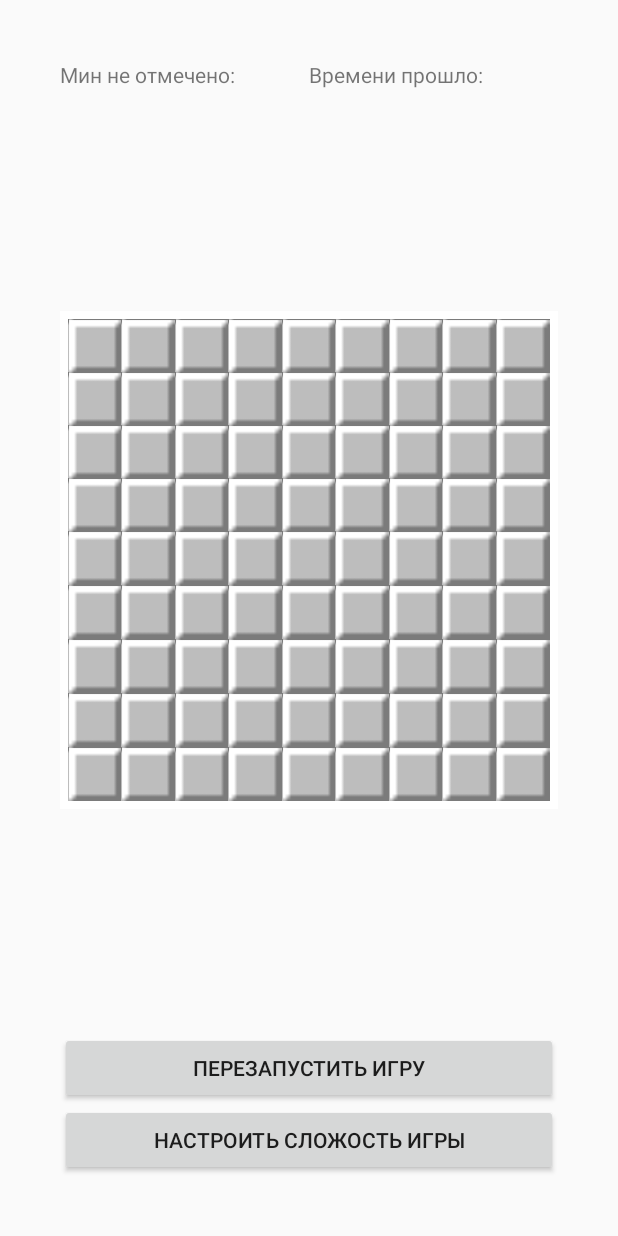
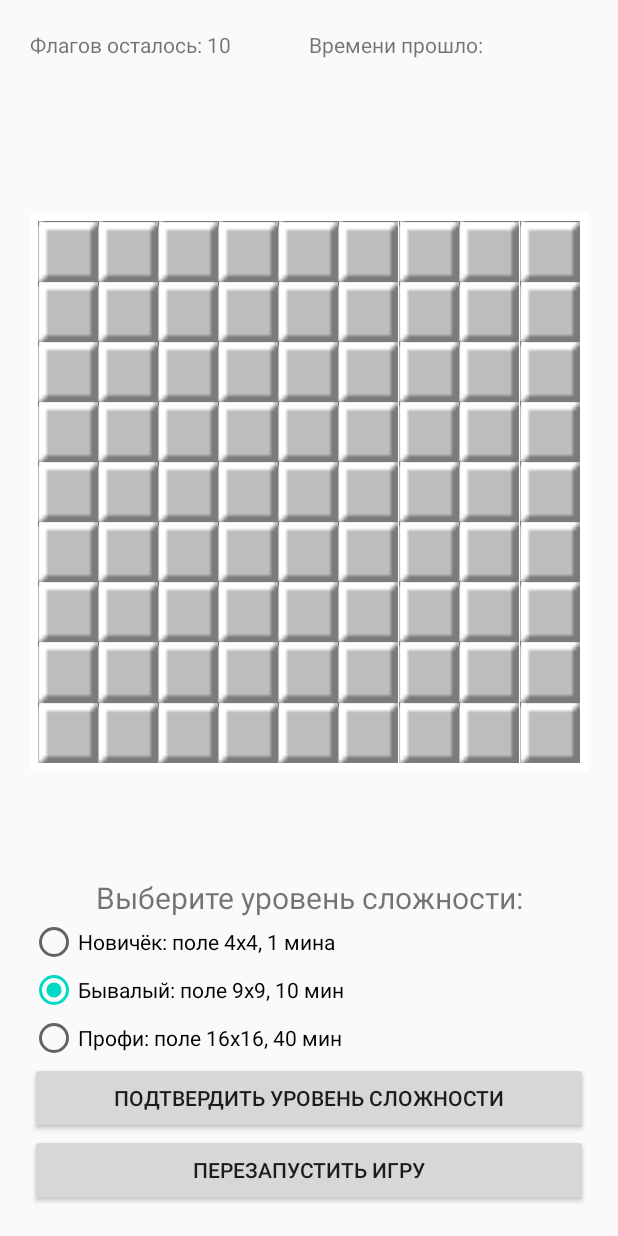
Before and after one commit to mrkiriss/-ombat_engineer, an Android app: the screen it shows after launch (CellsActivity), after a tap on "ПЕРЕЗАПУСТИТЬ ИГРУ", on a phone screen of 412 x 824 dp. Run offline under Robolectric (Android 15) with nearby library versions, the phone set to English and light mode, and no system bars.

Commit message:
Added everything except weak functions

```diff
--- a/app/build.gradle
+++ b/app/build.gradle
@@ -21,4 +21,5 @@ android {
 dependencies {
     implementation 'androidx.appcompat:appcompat:1.2.0'
     implementation 'androidx.gridlayout:gridlayout:1.0.0'
+    implementation 'com.google.android.material:material:1.2.1'
 }
--- a/app/src/main/java/ru/samsung/itschool/book/cells/CellsActivity.java
+++ b/app/src/main/java/ru/samsung/itschool/book/cells/CellsActivity.java
@@ -1,7 +1,6 @@
 package ru.samsung.itschool.book.cells;
 
 import android.content.Context;
-import android.graphics.Color;
 import android.graphics.drawable.Drawable;
 import android.os.Build;
 import android.os.Bundle;
@@ -13,8 +12,8 @@ import android.view.View.OnLongClickListener;
 import android.view.ViewGroup;
 import android.widget.Button;
 import android.widget.GridLayout;
-
-import javax.swing.*;
+import android.widget.RadioGroup;
+import android.widget.TextView;
 
 import androidx.annotation.RequiresApi;
 import androidx.appcompat.app.AppCompatActivity;
@@ -30,10 +29,17 @@ public class CellsActivity extends AppCompatActivity {
     public int number_of_flags=0;
     public int number_of_opened_cells=0;
 
-    public int values[][] = new int[HEIGHT][WIDTH]; // массив карты {-1 - мина, i>=0 - количество мин-соседей}
-    private Button[][] cells = new Button[HEIGHT][WIDTH];
-    public boolean flags[][] = new boolean[HEIGHT][WIDTH];
-    public boolean opened[][] = new boolean[HEIGHT][WIDTH];
+    public int WIDTH_MAX = 40; // переменные для динамического пользовательского изменения параметров поля
+    public int HEIGHT_MAX  = 40;
+
+    public int WIDTH_NEW = 9; // переменные для динамического пользовательского изменения параметров поля
+    public int HEIGHT_NEW  = 9;
+    public int NUMBER_OF_MINES_NEW  = 10;
+
+    public int values[][] = new int[HEIGHT_MAX][WIDTH_MAX]; // массив карты {-1 - мина, i>=0 - количество мин-соседей}
+    private Button[][] cells = new Button[HEIGHT_MAX][WIDTH_MAX];
+    public boolean flags[][] = new boolean[HEIGHT_MAX][WIDTH_MAX];
+    public boolean opened[][] = new boolean[HEIGHT_MAX][WIDTH_MAX];
 
     @RequiresApi(api = Build.VERSION_CODES.LOLLIPOP)
     @Override
@@ -41,7 +47,6 @@ public class CellsActivity extends AppCompatActivity {
         super.onCreate(savedInstanceState);
         setContentView(R.layout.new_interface);
         makeCells();
-
     }
 
     @RequiresApi(api = Build.VERSION_CODES.LOLLIPOP)
@@ -49,16 +54,23 @@ public class CellsActivity extends AppCompatActivity {
     public void resetMap (View v) {
         final GridLayout cellsLayout = (GridLayout) findViewById(R.id.CellsLayout);
 
-        for (int i = 0; i < HEIGHT; i++)
-            for (int j = 0; j < WIDTH; j++) {
+        for (int i = 0; i < HEIGHT_MAX; i++)
+            for (int j = 0; j < WIDTH_MAX; j++) {
                 values[i][j] = 0;
                 flags[i][j] = false;
                 //cells[i][j]=0;
                 opened[i][j] = false;
             }
+        WIDTH = WIDTH_NEW ;
+        HEIGHT  = HEIGHT_NEW;
+        NUMBER_OF_MINES  = NUMBER_OF_MINES_NEW;
         first_click_made = false;
         number_of_flags = 0;
+        TextView text = findViewById(R.id.mines_score);
+        text.setText("Флагов осталось: " + String.valueOf(NUMBER_OF_MINES));
         number_of_opened_cells = 0;
+        text = findViewById(R.id.game_result);
+        text.setText("");
         makeCells();
     }
 
@@ -84,7 +96,7 @@ public class CellsActivity extends AppCompatActivity {
     void generate() {
 
         // заполняем массив карты минами и количеством соседних мин
-        int k = 1;
+        int k = 0;
         while (k < NUMBER_OF_MINES) {
             Double yd = Math.random() * HEIGHT, xd = Math.random() * WIDTH;
             int y = yd.intValue() % HEIGHT, x = xd.intValue() % WIDTH;
@@ -105,29 +117,6 @@ public class CellsActivity extends AppCompatActivity {
                 values[i][j]=countNumberNearbyMines(i,j);
             }
         }
-
-        // вывод всех значений в клетки
-        /*
-        for (int i = 0; i < HEIGHT; i++){
-            for (int j = 0; j < WIDTH; j++) {
-                String val;
-                switch (values[i][j]){
-                    case -1:
-                        val="*";
-                        break;
-                    case 0:
-                        val="";
-                        break;
-                    default:
-                        val=String.valueOf(values[i][j]);
-                        break;
-                }
-                cells[i][j].setText(val);
-            }
-        }
-
-         */
-
     }
 
     int getX(View v) {
@@ -138,25 +127,60 @@ public class CellsActivity extends AppCompatActivity {
         return Integer.parseInt(((String) v.getTag()).split(",")[0]);
     }
 
-    // выполняет прекращение игры
-    void endGame(){
+    // выполняет прекращение игры - поражение
+    @RequiresApi(api = Build.VERSION_CODES.JELLY_BEAN)
+    void endGame(int y, int x){
+        final GridLayout cellsLayout = (GridLayout) findViewById(R.id.CellsLayout);
+        Drawable drawable;
+        drawable = cellsLayout.getResources().getDrawable(R.drawable.end_mine);
+        cells[y][x].setBackground(drawable);
+        values[y][x]=0;
 
+        for (int i = 0; i < HEIGHT; i++) {
+            for (int j = 0; j < WIDTH; j++) {
+                opened[i][j] = true;
+                if (values[i][j] == -1 && !flags[i][j]) {
+                    drawable = cellsLayout.getResources().getDrawable(R.drawable.mine);
+                    cells[i][j].setBackground(drawable);
+                }
+                if (values[i][j] != -1 && flags[i][j]) {
+                    drawable = cellsLayout.getResources().getDrawable(R.drawable.mine_false);
+                    cells[i][j].setBackground(drawable);
+                }
+
+            }
+        }
+        TextView text = findViewById(R.id.game_result);
+        text.setText("DEFEAT");
     }
 
+    // выполняет прекращение игры - победа
+    @RequiresApi(api = Build.VERSION_CODES.JELLY_BEAN)
+    void winGame() {
+        final GridLayout cellsLayout = (GridLayout) findViewById(R.id.CellsLayout);
+        for (int i = 0; i < HEIGHT; i++){
+            for (int j = 0; j < WIDTH; j++) {
+                opened[i][j] = true;
+                if (values[i][j] == -1) {
+                    Drawable drawable = cellsLayout.getResources().getDrawable(R.drawable.flag);
+                    cells[i][j].setBackground(drawable);
+                }
+            }
+        }
+        TextView text = findViewById(R.id.game_result);
+        text.setText("VICTORY");
+    }
 
+    // рекурсивная обработка и отражение на экране соседей у клетки, на которю нажали
     @RequiresApi(api = Build.VERSION_CODES.JELLY_BEAN)
     void upWave(int i, int j){ // открывает мины, если выполены необходимые условия// погашение волны, если клетка не входит или уже открыта или имеет мины по-соседству
         if (!cellExists(i,j) || opened[i][j] || flags[i][j]) return;
         opened[i][j]=true;
+        number_of_opened_cells++;
 
         final GridLayout cellsLayout = (GridLayout) findViewById(R.id.CellsLayout);
         Drawable drawable;
         switch(values[i][j]){
-            case -1:
-                drawable = cellsLayout.getResources().getDrawable(R.drawable.end_mine);
-                cells[i][j].setBackground(drawable);
-                endGame();
-                break;
             case 0:
                 drawable = cellsLayout.getResources().getDrawable(R.drawable.zero);
                 cells[i][j].setBackground(drawable);
@@ -183,6 +207,12 @@ public class CellsActivity extends AppCompatActivity {
                 break;
         }
 
+        // проверка на победу
+        if (number_of_opened_cells==HEIGHT*WIDTH-NUMBER_OF_MINES){
+            winGame();
+            return;
+        }
+
         // погашение волны, если клетка имеет мины по-соседству
         if(countNumberNearbyMines(i,j)>0) return;
         // запрос в соседние клетки
@@ -195,21 +225,39 @@ public class CellsActivity extends AppCompatActivity {
         upWave(i+1,j);
         upWave(i+1,j+1);
     }
-/*
-    // вызывает окно выбора сложности (по умолчанию новичёк) сложности: {амёба - 3х3 1, новичёк - 9х9 10, бывалый - 16х16 40}
-    void showDufficultlySelection(){
-        JOptionPane panel = new JOptionPane()
-        Object[] possibleValues = { "First", "Second", "Third" };
-        Object selectedValue = JOptionPane.showInputDialog(null,
-                "Choose one", "Input",
-                JOptionPane.INFORMATION_MESSAGE, null,
-                possibleValues, possibleValues[0]);
+
+    // смена режима игры
+    public void acceptDifficult(View v){
+        final GridLayout cellsLayout = (GridLayout) findViewById(R.id.CellsLayout);
+        RadioGroup radio = findViewById(R.id.radio);
+        switch (radio.getCheckedRadioButtonId()){
+            case R.id.difficult_mode0:
+                WIDTH_NEW = 4;
+                HEIGHT_NEW  = 4;
+                NUMBER_OF_MINES_NEW  = 1;
+                break;
+            case R.id.difficult_mode1:
+                WIDTH_NEW  = 9;
+                HEIGHT_NEW  = 9;
+                NUMBER_OF_MINES_NEW  = 10;
+                break;
+            case R.id.difficult_mode2:
+                WIDTH_NEW  = 16;
+                HEIGHT_NEW  = 16;
+                NUMBER_OF_MINES_NEW  = 40;
+                break;
+        }
     }
-*/
+
     @RequiresApi(api = Build.VERSION_CODES.LOLLIPOP)
     public void makeCells() {
         // post action надо, потому что дальше в коде наше поле делаем квадратным
-        final GridLayout cellsLayout = (GridLayout) findViewById(R.id.CellsLayout);
+        final GridLayout cellsLayout = (GridLayout) findViewById(R.id.CellsLayout); // очистить поле клеток
+        cellsLayout.removeAllViews();
+
+        TextView text = findViewById(R.id.mines_score); // установить счёт флагов
+        text.setText("Флагов осталось: " + String.valueOf(NUMBER_OF_MINES));
+
         cellsLayout.post(new Runnable() {
             @Override
             public void run() {
@@ -244,27 +292,35 @@ public class CellsActivity extends AppCompatActivity {
 
                                 int tappedX = getX(tappedCell);
                                 int tappedY = getY(tappedCell);
-                                if (first_click_made && !flags[tappedY][tappedX]) {
+                                if (opened[tappedY][tappedX] || flags[tappedY][tappedX]) return; // перестать реагировать на нажатие, если клавиши уже отображена или на ней флаг
+                                if (first_click_made ) {
 
                                     if (values[tappedY][tappedX] == -1) {
-                                        endGame();
-                                        cells[tappedY][tappedX].setText("*");
-
+                                        endGame(tappedY,tappedX);
                                     } else {
                                         upWave(tappedY,tappedX);
                                     }
                                 }else{
                                     first_click_made=true;
                                     values[tappedY][tappedX]=777; // добавляет в массив значение первого нажатого элемента и его окружения
-                                    if (cellExists(tappedY-1,tappedX)) values[tappedY-1][tappedX]=777;
-                                    if (cellExists(tappedY+1,tappedX))values[tappedY+1][tappedX]=777;
-                                    if (cellExists(tappedY,tappedX-1))values[tappedY][tappedX-1]=777;
-                                    if (cellExists(tappedY+1,tappedX+1))values[tappedY+1][tappedX+1]=777;
-                                    if (cellExists(tappedY-1,tappedX-1)) values[tappedY-1][tappedX-1]=777;
-                                    if (cellExists(tappedY+1,tappedX-1)) values[tappedY+1][tappedX-1]=777;
-                                    if (cellExists(tappedY-1,tappedX+1))values[tappedY-1][tappedX+1]=777;
-                                    if (cellExists(tappedY,tappedX+1))values[tappedY][tappedX+1]=777;
-                                    if (cellExists(tappedY+2,tappedX+1))values[tappedY+2][tappedX+1]=-1;
+                                    if (HEIGHT>0) {
+                                        if (cellExists(tappedY - 1, tappedX))
+                                            values[tappedY - 1][tappedX] = 777;
+                                        if (cellExists(tappedY + 1, tappedX))
+                                            values[tappedY + 1][tappedX] = 777;
+                                        if (cellExists(tappedY, tappedX - 1))
+                                            values[tappedY][tappedX - 1] = 777;
+                                        if (cellExists(tappedY + 1, tappedX + 1))
+                                            values[tappedY + 1][tappedX + 1] = 777;
+                                        if (cellExists(tappedY - 1, tappedX - 1))
+                                            values[tappedY - 1][tappedX - 1] = 777;
+                                        if (cellExists(tappedY + 1, tappedX - 1))
+                                            values[tappedY + 1][tappedX - 1] = 777;
+                                        if (cellExists(tappedY - 1, tappedX + 1))
+                                            values[tappedY - 1][tappedX + 1] = 777;
+                                        if (cellExists(tappedY, tappedX + 1))
+                                            values[tappedY][tappedX + 1] = 777;
+                                    }
                                     generate(); // генерирует оставшееся поле
                                     upWave(tappedY,tappedX); // вызывает волну проверок соседей
                                 }
@@ -279,14 +335,22 @@ public class CellsActivity extends AppCompatActivity {
 
                                 int tappedX = getX(tappedCell);
                                 int tappedY = getY(tappedCell);
+                                if(opened[tappedY][tappedX]) return true;
+                                TextView text = findViewById(R.id.mines_score);
                                 if (!flags[tappedY][tappedX]) {
                                     Drawable drawable = cellsLayout.getResources().getDrawable(R.drawable.flag);
                                     cells[tappedY][tappedX].setBackground(drawable);
+                                    flags[tappedY][tappedX]=true;
+                                    number_of_flags++;
+                                    text.setText("Флагов осталось: " + String.valueOf(NUMBER_OF_MINES-number_of_flags));
                                 }else{
                                     Drawable drawable = cellsLayout.getResources().getDrawable(R.drawable.hide);
                                     cells[tappedY][tappedX].setBackground(drawable);
+                                    flags[tappedY][tappedX]=false;
+                                    number_of_flags--;
+                                    text.setText("Флагов осталось: " + String.valueOf(NUMBER_OF_MINES-number_of_flags));
                                 }
-                                return false;
+                                return true;
                             }
                         });
                         cells[i][j].setBackground(drawable);
@@ -296,6 +360,4 @@ public class CellsActivity extends AppCompatActivity {
             }
         });
     }
-
-
 }
--- /dev/null
+++ b/app/src/main/res/layout/dialog.xml
@@ -0,0 +1,4 @@
+<?xml version="1.0" encoding="utf-8"?>
+<LinearLayout xmlns:android="http://schemas.android.com/apk/res/android"
+    android:orientation="vertical" android:layout_width="match_parent"
+    android:layout_height="match_parent"/>
--- a/app/src/main/res/layout/new_interface.xml
+++ b/app/src/main/res/layout/new_interface.xml
@@ -1,9 +1,13 @@
 <?xml version="1.0" encoding="utf-8"?>
 <LinearLayout xmlns:android="http://schemas.android.com/apk/res/android"
+    xmlns:app="http://schemas.android.com/apk/res-auto"
     android:layout_width="match_parent"
     android:layout_height="match_parent"
+    android:layout_gravity="center"
+    android:gravity="center"
     android:orientation="vertical"
-    android:padding="40dp">
+    android:padding="20dp"
+    app:layout_gravity="bottom|center">
 
     <LinearLayout
         android:layout_width="match_parent"
@@ -26,6 +30,15 @@
 
     </LinearLayout>
 
+    <TextView
+        android:id="@+id/game_result"
+        android:layout_width="match_parent"
+        android:layout_height="wrap_content"
+        android:layout_gravity="bottom"
+        android:gravity="bottom|center"
+        android:textSize="24sp"
+        android:textStyle="bold" />
+
     <FrameLayout
         android:layout_width="match_parent"
         android:layout_height="0dp"
@@ -40,6 +53,49 @@
             android:padding="5dp" />
     </FrameLayout>
 
+    <TextView
+        android:id="@+id/textView"
+        android:layout_width="match_parent"
+        android:layout_height="wrap_content"
+        android:layout_gravity="center"
+        android:gravity="center"
+        android:text="@string/choose_difficult"
+        android:textSize="20sp" />
+    android:text="@string/choose_difficult" />
+
+    <RadioGroup
+        android:id="@+id/radio"
+        android:layout_width="match_parent"
+        android:layout_height="wrap_content">
+
+        <RadioButton
+            android:id="@+id/difficult_mode0"
+            android:layout_width="match_parent"
+            android:layout_height="wrap_content"
+            android:text="@string/difficult_mode0" />
+
+        <RadioButton
+            android:id="@+id/difficult_mode1"
+            android:layout_width="match_parent"
+            android:layout_height="wrap_content"
+            android:checked="true"
+            android:text="@string/difficult_mode1" />
+
+        <RadioButton
+            android:id="@+id/difficult_mode2"
+            android:layout_width="match_parent"
+            android:layout_height="wrap_content"
+            android:text="@string/difficult_mode2" />
+    </RadioGroup>
+
+    <Button
+        android:id="@+id/button_changeDifficult"
+        android:layout_width="match_parent"
+        android:layout_height="wrap_content"
+        android:layout_gravity="center_horizontal"
+        android:onClick="acceptDifficult"
+        android:text="@string/accept_difficult" />
+
     <Button
         android:id="@+id/reset_button"
         android:layout_width="match_parent"
@@ -48,12 +104,4 @@
         android:onClick="resetMap"
         android:text="@string/reset_text" />
 
-    <Button
-        android:id="@+id/button_changeDifficult"
-        android:layout_width="match_parent"
-        android:layout_height="wrap_content"
-        android:layout_gravity="center_horizontal"
-        android:onClick="showDufficultlySelection"
-        android:text="@string/changeDifficult_button" />
-
 </LinearLayout>
--- a/app/src/main/res/values/strings.xml
+++ b/app/src/main/res/values/strings.xml
@@ -1,8 +1,12 @@
 <?xml version="1.0" encoding="utf-8"?>
 <resources>
-    <string name="app_name">Sapper</string>
+    <string name="app_name">Combat_engineer</string>
     <string name="reset_text">Перезапустить игру</string>
     <string name="timer">Времени прошло: </string>
-    <string name="mines">Мин не отмечено:  </string>
-    <string name="changeDifficult_button">Настроить сложость игры</string>
+    <string name="mines">Флагов осталось: </string>
+    <string name="accept_difficult">Подтвердить уровень сложности</string>
+    <string name="choose_difficult">Выберите уровень сложности:</string>
+    <string name="difficult_mode0">Новичёк: поле 4х4, 1 мина</string>
+    <string name="difficult_mode1">Бывалый: поле 9х9, 10 мин</string>
+    <string name="difficult_mode2">Профи: поле 16х16, 40 мин</string>
 </resources>
```
Also changed, not shown: app/src/main/res/drawable/mine.png, app/src/main/res/drawable/mine_false.png (renamed from app/src/main/res/drawable/mine_unsuspected.png), app/src/main/res/drawable/one.png, app/src/main/res/drawable/two.png, app/src/main/res/drawable/zero.png, 309 other files.
